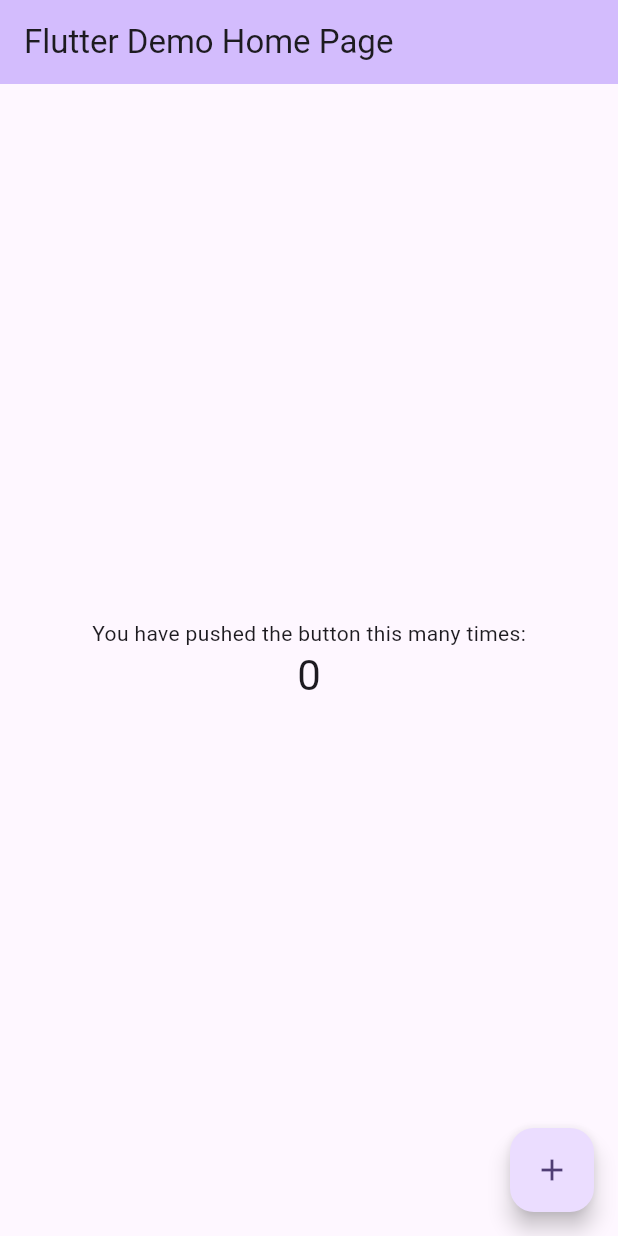
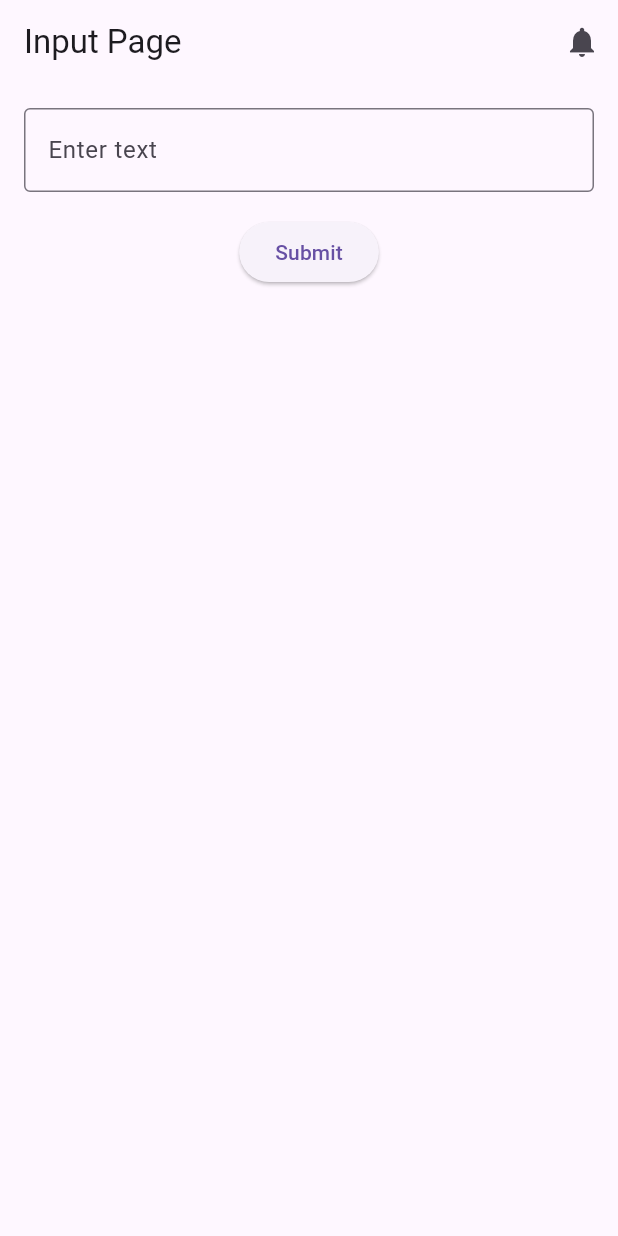
Before and after one commit to ChornChhery/Todos-App, a Flutter app: the screen it shows after launch, on a phone screen of 412 x 824 dp. Run offline on Flutter 3.47's test engine with Material 3 defaults, Android fonts, the phone set to English and light mode, and no system bars.

Commit message:
Create app

```diff
--- a/lib/main.dart
+++ b/lib/main.dart
@@ -1,4 +1,8 @@
+// lib/main.dart
 import 'package:flutter/material.dart';
+import 'package:provider/provider.dart';
+import 'providers/submission_provider.dart';
+import 'screens/input_page.dart';
 
 void main() {
   runApp(const MyApp());
@@ -7,116 +11,17 @@ void main() {
 class MyApp extends StatelessWidget {
   const MyApp({super.key});
 
-  // This widget is the root of your application.
   @override
   Widget build(BuildContext context) {
-    return MaterialApp(
-      title: 'Flutter Demo',
-      theme: ThemeData(
-        // This is the theme of your application.
-        //
-        // TRY THIS: Try running your application with "flutter run". You'll see
-        // the application has a purple toolbar. Then, without quitting the app,
-        // try changing the seedColor in the colorScheme below to Colors.green
-        // and then invoke "hot reload" (save your changes or press the "hot
-        // reload" button in a Flutter-supported IDE, or press "r" if you used
-        // the command line to start the app).
-        //
-        // Notice that the counter didn't reset back to zero; the application
-        // state is not lost during the reload. To reset the state, use hot
-        // restart instead.
-        //
-        // This works for code too, not just values: Most code changes can be
-        // tested with just a hot reload.
-        colorScheme: ColorScheme.fromSeed(seedColor: Colors.deepPurple),
+    return ChangeNotifierProvider(
+      create: (context) => SubmissionProvider(),
+      child: MaterialApp(
+        title: 'Flutter Provider App',
+        theme: ThemeData(
+          primarySwatch: Colors.blue,
+        ),
+        home: const InputPage(),
       ),
-      home: const MyHomePage(title: 'Flutter Demo Home Page'),
     );
   }
 }
-
-class MyHomePage extends StatefulWidget {
-  const MyHomePage({super.key, required this.title});
-
-  // This widget is the home page of your application. It is stateful, meaning
-  // that it has a State object (defined below) that contains fields that affect
-  // how it looks.
-
-  // This class is the configuration for the state. It holds the values (in this
-  // case the title) provided by the parent (in this case the App widget) and
-  // used by the build method of the State. Fields in a Widget subclass are
-  // always marked "final".
-
-  final String title;
-
-  @override
-  State<MyHomePage> createState() => _MyHomePageState();
-}
-
-class _MyHomePageState extends State<MyHomePage> {
-  int _counter = 0;
-
-  void _incrementCounter() {
-    setState(() {
-      // This call to setState tells the Flutter framework that something has
-      // changed in this State, which causes it to rerun the build method below
-      // so that the display can reflect the updated values. If we changed
-      // _counter without calling setState(), then the build method would not be
-      // called again, and so nothing would appear to happen.
-      _counter++;
-    });
-  }
-
-  @override
-  Widget build(BuildContext context) {
-    // This method is rerun every time setState is called, for instance as done
-    // by the _incrementCounter method above.
-    //
-    // The Flutter framework has been optimized to make rerunning build methods
-    // fast, so that you can just rebuild anything that needs updating rather
-    // than having to individually change instances of widgets.
-    return Scaffold(
-      appBar: AppBar(
-        // TRY THIS: Try changing the color here to a specific color (to
-        // Colors.amber, perhaps?) and trigger a hot reload to see the AppBar
-        // change color while the other colors stay the same.
-        backgroundColor: Theme.of(context).colorScheme.inversePrimary,
-        // Here we take the value from the MyHomePage object that was created by
-        // the App.build method, and use it to set our appbar title.
-        title: Text(widget.title),
-      ),
-      body: Center(
-        // Center is a layout widget. It takes a single child and positions it
-        // in the middle of the parent.
-        child: Column(
-          // Column is also a layout widget. It takes a list of children and
-          // arranges them vertically. By default, it sizes itself to fit its
-          // children horizontally, and tries to be as tall as its parent.
-          //
-          // Column has various properties to control how it sizes itself and
-          // how it positions its children. Here we use mainAxisAlignment to
-          // center the children vertically; the main axis here is the vertical
-          // axis because Columns are vertical (the cross axis would be
-          // horizontal).
-          //
-          // TRY THIS: Invoke "debug painting" (choose the "Toggle Debug Paint"
-          // action in the IDE, or press "p" in the console), to see the
-          // wireframe for each widget.
-          mainAxisAlignment: MainAxisAlignment.center,
-          children: <Widget>[
-            const Text('You have pushed the button this many times:'),
-            Text(
-              '$_counter',
-              style: Theme.of(context).textTheme.headlineMedium,
-            ),
-          ],
-        ),
-      ),
-      floatingActionButton: FloatingActionButton(
-        onPressed: _incrementCounter,
-        tooltip: 'Increment',
-        child: const Icon(Icons.add),
-      ), // This trailing comma makes auto-formatting nicer for build methods.
-    );
-  }
-}
--- a/lib/providers/submission_provider.dart
+++ b/lib/providers/submission_provider.dart
@@ -0,0 +1,43 @@
+// lib/providers/submission_provider.dart
+import 'package:flutter/material.dart';
+import '../models/submission.dart';
+
+enum SortOrder { newest, oldest }
+
+class SubmissionProvider with ChangeNotifier {
+  final List<Submission> _submissions = [];
+  SortOrder _sortOrder = SortOrder.newest;
+
+  List<Submission> get submissions {
+    if (_sortOrder == SortOrder.oldest) {
+      return List.from(_submissions); // Return a copy
+    }
+    return _submissions.reversed.toList();
+  }
+
+  int get submissionCount => _submissions.length;
+
+  void addSubmission(String text) {
+    _submissions.add(Submission(text: text, timestamp: DateTime.now()));
+    notifyListeners();
+  }
+
+  void updateSubmission(int index, String newText) {
+    if (index >= 0 && index < _submissions.length) {
+      // Need to find the correct index based on the current sort order
+      final sortedList = submissions;
+      final originalIndex = _submissions.indexOf(sortedList[index]);
+
+      _submissions[originalIndex] = Submission(
+        text: newText,
+        timestamp: _submissions[originalIndex].timestamp,
+      );
+      notifyListeners();
+    }
+  }
+
+  void setSortOrder(SortOrder order) {
+    _sortOrder = order;
+    notifyListeners();
+  }
+}
--- a/lib/screens/input_page.dart
+++ b/lib/screens/input_page.dart
@@ -0,0 +1,95 @@
+// lib/screens/input_page.dart
+import 'package:flutter/material.dart';
+import 'package:provider/provider.dart';
+import '../providers/submission_provider.dart';
+import 'list_page.dart';
+
+class InputPage extends StatefulWidget {
+  const InputPage({super.key});
+
+  @override
+  State<InputPage> createState() => _InputPageState();
+}
+
+class _InputPageState extends State<InputPage> {
+  final TextEditingController _controller = TextEditingController();
+
+  @override
+  void dispose() {
+    _controller.dispose();
+    super.dispose();
+  }
+
+  @override
+  Widget build(BuildContext context) {
+    final provider = Provider.of<SubmissionProvider>(context);
+
+    return Scaffold(
+      appBar: AppBar(
+        title: const Text('Input Page'),
+        actions: [
+          Stack(
+            children: [
+              IconButton(
+                icon: const Icon(Icons.notifications),
+                onPressed: () {
+                  Navigator.of(context).push(
+                    MaterialPageRoute(builder: (context) => const ListPage()),
+                  );
+                },
+              ),
+              if (provider.submissionCount > 0)
+                Positioned(
+                  right: 11,
+                  top: 11,
+                  child: Container(
+                    padding: const EdgeInsets.all(2),
+                    decoration: BoxDecoration(
+                      color: Colors.red,
+                      borderRadius: BorderRadius.circular(6),
+                    ),
+                    constraints: const BoxConstraints(
+                      minWidth: 14,
+                      minHeight: 14,
+                    ),
+                    child: Text(
+                      '${provider.submissionCount}',
+                      style: const TextStyle(
+                        color: Colors.white,
+                        fontSize: 8,
+                      ),
+                      textAlign: TextAlign.center,
+                    ),
+                  ),
+                ),
+            ],
+          ),
+        ],
+      ),
+      body: Padding(
+        padding: const EdgeInsets.all(16.0),
+        child: Column(
+          children: [
+            TextField(
+              controller: _controller,
+              decoration: const InputDecoration(
+                labelText: 'Enter text',
+                border: OutlineInputBorder(),
+              ),
+            ),
+            const SizedBox(height: 16),
+            ElevatedButton(
+              onPressed: () {
+                if (_controller.text.isNotEmpty) {
+                  provider.addSubmission(_controller.text);
+                  _controller.clear();
+                }
+              },
+              child: const Text('Submit'),
+            ),
+          ],
+        ),
+      ),
+    );
+  }
+}
--- a/pubspec.yaml
+++ b/pubspec.yaml
@@ -31,6 +31,8 @@ dependencies:
   flutter:
     sdk: flutter
   provider: ^6.1.5
+  intl: ^0.18.1 # Add this line
+
   # The following adds the Cupertino Icons font to your application.
   # Use with the CupertinoIcons class for iOS style icons.
   cupertino_icons: ^1.0.8
```
Also changed, not shown: lib/screens/list_page.dart (+96 -0 lines), pubspec.lock, 1 other file.
